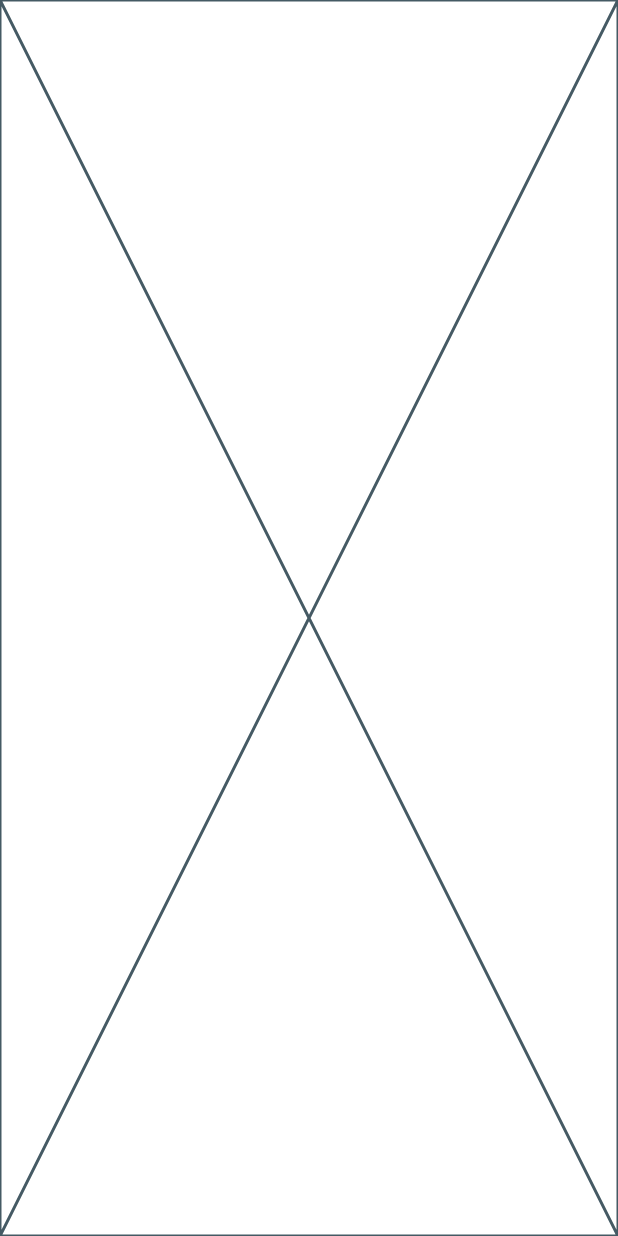
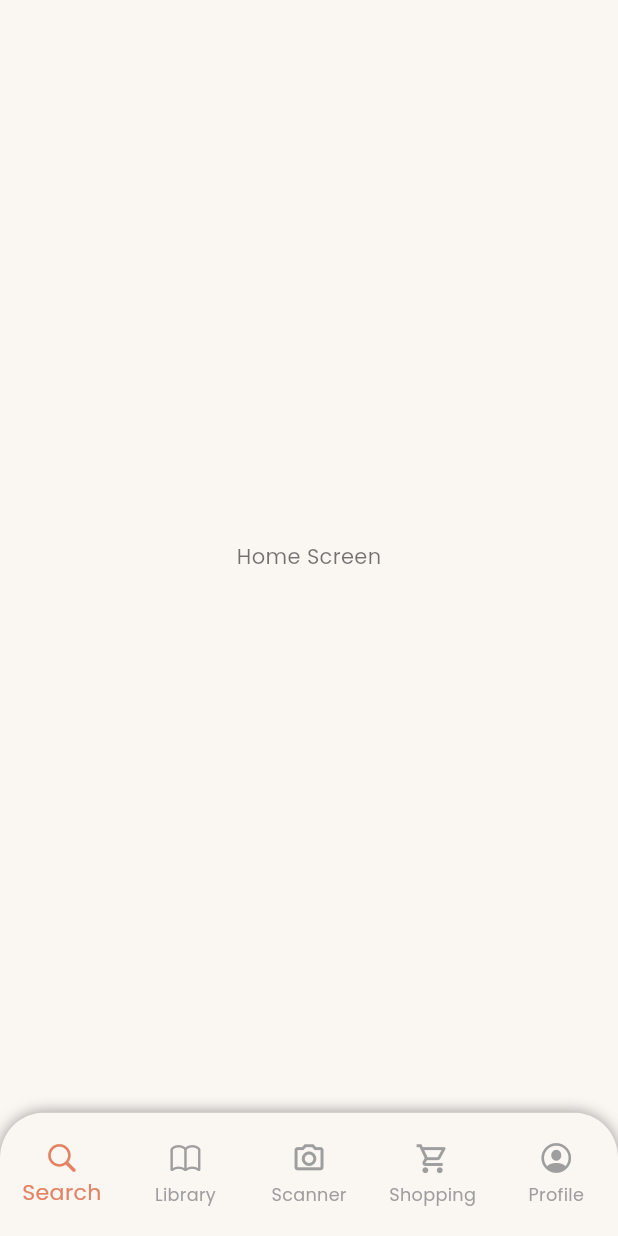
Before and after one commit to ninadgns/Android-Project-Pink-Flag, a Flutter app: the screen it shows after launch, on a phone screen of 412 x 824 dp. Run offline on Flutter 3.47's test engine with Material 3 defaults, Android fonts, the phone set to English and light mode, and no system bars; our stand-ins replace font_awesome_flutter, google_fonts.

Commit message:
basic homepage

```diff
--- /dev/null
+++ b/lib/data/constants.dart
@@ -0,0 +1,29 @@
+import 'package:flutter/cupertino.dart';
+import 'package:flutter/material.dart';
+import 'package:font_awesome_flutter/font_awesome_flutter.dart';
+
+final menus = [
+  'Search',
+  'Your Library',
+  'Scanner',
+  'Shopping',
+  'Profile',
+];
+
+final bottomNavigationItems = [
+  const BottomNavigationBarItem(
+    icon: Icon(CupertinoIcons.search),
+    label: 'Search',),
+  const BottomNavigationBarItem(
+    icon: Icon(CupertinoIcons.book),
+    label: 'Library',),
+  const BottomNavigationBarItem(
+    icon: Icon(Icons.camera_alt_outlined),
+    label: 'Scanner',),
+  const BottomNavigationBarItem(
+    icon: Icon(Icons.shopping_cart_outlined),
+    label: 'Shopping',),
+  const BottomNavigationBarItem(
+    icon: Icon(CupertinoIcons.profile_circled),
+    label: 'Profile',),
+];
--- /dev/null
+++ b/lib/data/themeData.dart
@@ -0,0 +1,78 @@
+import 'package:flutter/material.dart';
+import 'package:google_fonts/google_fonts.dart';
+
+final ThemeData appTheme = ThemeData(
+  colorScheme: ColorScheme.fromSeed(
+    seedColor: const Color(0xFFADD6CF), // Using Pastel Blue as the base seed color
+    primary: const Color(0xFFADD6CF), // Pastel Blue
+    secondary: const Color(0xFFF0AF9E), // Pastel Pink
+    tertiary: const Color(0xFF9FB693), // Laurel Green
+    background: const Color(0xFFF8E8C4), // Lemon Meringue
+    error: const Color(0xFFE48364), // Copper
+  ),
+  scaffoldBackgroundColor: const Color(0xfffaf6f2), // Lemon Meringue
+  textTheme: TextTheme(
+    displayLarge: GoogleFonts.poppins(
+      fontSize: 32,
+      fontWeight: FontWeight.bold,
+      color: Colors.black,
+    ),
+    displayMedium: GoogleFonts.poppins(
+      fontSize: 24,
+      fontWeight: FontWeight.bold,
+      color: Colors.black,
+    ),
+    bodyLarge: GoogleFonts.poppins(
+      fontSize: 16,
+      fontWeight: FontWeight.normal,
+      color: Colors.black,
+    ),
+    bodyMedium: GoogleFonts.poppins(
+      fontSize: 14,
+      fontWeight: FontWeight.normal,
+      color: Colors.black54,
+    ),
+    labelLarge: GoogleFonts.poppins(
+      fontSize: 16,
+      fontWeight: FontWeight.bold,
+      color: Colors.white,
+    ),
+  ),
+  appBarTheme: AppBarTheme(
+    backgroundColor: const Color(0xFFF0AF9E), // Pastel Pink
+    elevation: 0,
+    titleTextStyle: GoogleFonts.poppins(
+      fontSize: 20,
+      fontWeight: FontWeight.bold,
+      color: Colors.white,
+    ),
+    iconTheme: const IconThemeData(color: Colors.white),
+  ),
+  bottomNavigationBarTheme:  BottomNavigationBarThemeData(
+    backgroundColor: Color(0xfffaf6f2), // Lemon Meringue
+    selectedItemColor: Color(0xFFE48364), // Copper
+    unselectedItemColor: Colors.grey,
+    showSelectedLabels: true,
+    showUnselectedLabels: true,
+  ),
+  chipTheme: ChipThemeData(
+    backgroundColor: const Color(0xFFADD6CF), // Pastel Blue
+    labelStyle: GoogleFonts.poppins(
+      fontSize: 14,
+      fontWeight: FontWeight.bold,
+      color: Colors.white,
+    ),
+    secondaryLabelStyle: GoogleFonts.poppins(
+      fontSize: 14,
+      color: Colors.black,
+    ),
+    selectedColor: const Color(0xFFF0AF9E), // Pastel Pink
+    disabledColor: Colors.grey.shade300,
+    shape: RoundedRectangleBorder(borderRadius: BorderRadius.circular(20)),
+  ),
+  floatingActionButtonTheme: const FloatingActionButtonThemeData(
+    backgroundColor: Color(0xFF9FB693), // Laurel Green
+    foregroundColor: Colors.white,
+  ),
+  dividerColor: Colors.black12,
+);
--- a/lib/main.dart
+++ b/lib/main.dart
@@ -1,4 +1,7 @@
 import 'package:flutter/material.dart';
+import 'package:flutter/services.dart';
+import 'package:lab/data/themeData.dart';
+import 'package:lab/screens/HomeScreen.dart';
 
 void main() {
   runApp(const MyApp());
@@ -9,14 +12,18 @@ class MyApp extends StatelessWidget {
 
   @override
   Widget build(BuildContext context) {
+    SystemChrome.setEnabledSystemUIMode(SystemUiMode.immersiveSticky);
+    SystemChrome.setSystemUIOverlayStyle(const SystemUiOverlayStyle(
+      statusBarColor: Colors.transparent,
+      statusBarIconBrightness: Brightness.dark,
+      systemNavigationBarColor: Colors.transparent,
+      systemNavigationBarIconBrightness: Brightness.dark,));
+
     return MaterialApp(
       debugShowCheckedModeBanner: false,
       title: 'Flutter Demo',
-      theme: ThemeData(
-        colorScheme: ColorScheme.fromSeed(seedColor: Colors.greenAccent),
-        useMaterial3: true,
-      ),
-      home: Placeholder()
+      theme: appTheme,
+      home: Homescreen(),
     );
   }
 }
--- /dev/null
+++ b/lib/screens/HomeScreen.dart
@@ -0,0 +1,60 @@
+import 'package:flutter/material.dart';
+import 'package:lab/data/constants.dart';
+
+class Homescreen extends StatefulWidget {
+  const Homescreen({super.key});
+
+  @override
+  State<Homescreen> createState() => _HomescreenState();
+}
+
+class _HomescreenState extends State<Homescreen> {
+  int _current_index = 0;
+  void _onItemTapped(int index) {
+    setState(() {
+      _current_index = index;
+    });
+  }
+
+  @override
+  Widget build(BuildContext context) {
+    double _width = MediaQuery.of(context).size.width;
+    double _height = MediaQuery.of(context).size.height;
+
+    return Scaffold(
+      // appBar: AppBar(
+      //   title: const Text('Home Screen'),
+      // ),
+      body: Container(
+        child: const Center(
+          child: Text('Home Screen'),
+        ),
+      ),
+      bottomNavigationBar: Container(
+          height: _height * 0.1,
+          // alignment: Alignment.topCenter,
+          decoration: const BoxDecoration(
+            borderRadius: BorderRadius.only(
+                topRight: Radius.circular(30), topLeft: Radius.circular(30)),
+            boxShadow: [
+              BoxShadow(color: Colors.black38, spreadRadius: 0, blurRadius: 8),
+            ],
+          ),
+          child: ClipRRect(
+            borderRadius: const BorderRadius.only(
+              topLeft: Radius.circular(30.0),
+              topRight: Radius.circular(30.0),
+            ),
+            child: BottomNavigationBar(
+              selectedFontSize: _width / 28,
+              unselectedFontSize: _width / 35,
+              items: bottomNavigationItems,
+              onTap: _onItemTapped,
+              currentIndex: _current_index,
+              iconSize: _height*0.028,
+              type: BottomNavigationBarType.fixed,
+            ),
+          )),
+    );
+  }
+}
--- a/pubspec.yaml
+++ b/pubspec.yaml
@@ -36,10 +36,13 @@ dependencies:
   # Use with the CupertinoIcons class for iOS style icons.
   cupertino_icons: ^1.0.8
   url_launcher: ^6.3.1
+  font_awesome_flutter: ^10.8.0
+  google_fonts: ^6.2.1
 
 dev_dependencies:
   flutter_test:
     sdk: flutter
+  path_provider: ^2.0.11
 
   # The "flutter_lints" package below contains a set of recommended lints to
   # encourage good coding practices. The lint set provided by the package is
```
Also changed, not shown: pubspec.lock, 2 other files.
